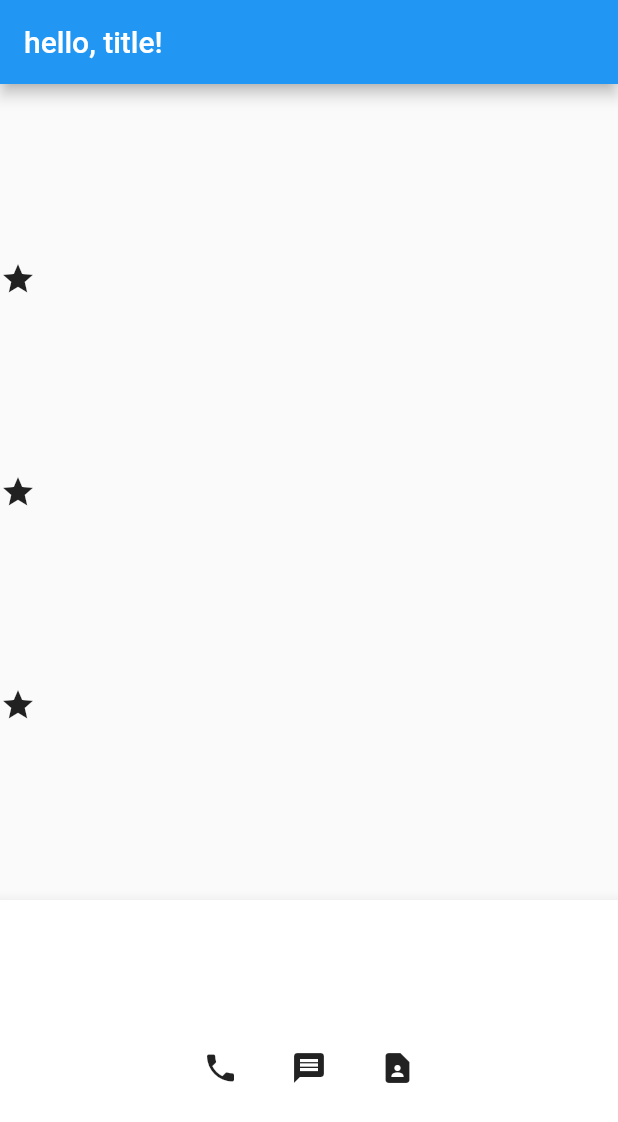
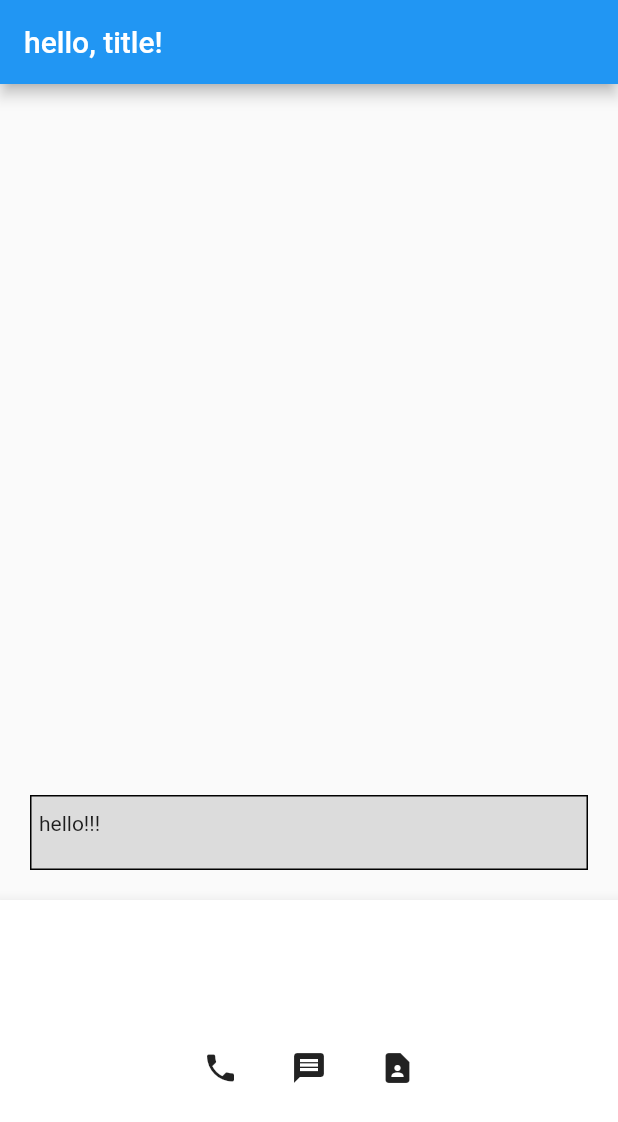
Before and after one commit to ChoiWheatley/flutter_tutorial, a Flutter app: the screen it shows after launch, on a phone screen of 412 x 824 dp. Shown: the top 1122 px of the screen. Run offline on Flutter 3.47's test engine with Material 2 defaults, Android fonts, the phone set to English and light mode, and no system bars.

Commit message:
margin, padding, align

```diff
--- a/lib/main.dart
+++ b/lib/main.dart
@@ -23,14 +23,17 @@ class MyApp extends StatelessWidget {
           centerTitle: false,
           title: Text("hello, title!")
         ),
-        body: Column(
-          mainAxisAlignment: MainAxisAlignment.spaceEvenly,
-          crossAxisAlignment: CrossAxisAlignment.center,
-          children: [
-            Icon(Icons.star),
-            Icon(Icons.star),
-            Icon(Icons.star),
-          ],
+        body: Align(
+          alignment: Alignment.bottomCenter,
+          child: Container(
+            child: Text('hello!!!'),
+            width: double.infinity, height: 50, margin: EdgeInsets.all(20),
+            padding: EdgeInsets.fromLTRB(5, 10, 5, 10),
+            decoration: BoxDecoration(
+              border: Border.all(color: Colors.black),
+              color: Colors.black12,
+            ),
+          ),
         ),
         bottomNavigationBar: BottomAppBar(
           child: Padding(
```
